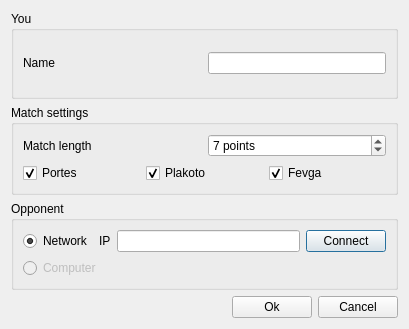
This is settings.ui in Cvetochki/tavli as Qt 5 draws it before an edit. The edited form follows.
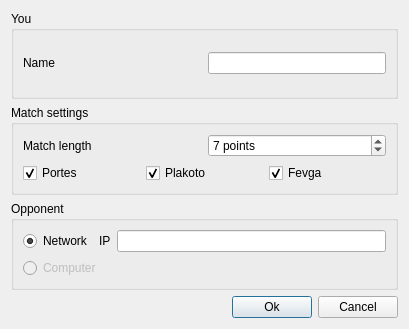
This is the edited form. Icons and pictures are not drawn.

Diff of the .ui file:
```diff
--- a/settings.ui
+++ b/settings.ui
@@ -158,16 +158,6 @@
         <item>
          <widget class="QLineEdit" name="remoteIP" />
         </item>
-        <item>
-         <widget class="QPushButton" name="pushButton" >
-          <property name="text" >
-           <string>Connect</string>
-          </property>
-          <property name="icon" >
-           <iconset resource="tavli.qrc" >:/images/kontact_contacts.png</iconset>
-          </property>
-         </widget>
-        </item>
        </layout>
       </item>
       <item>
```
